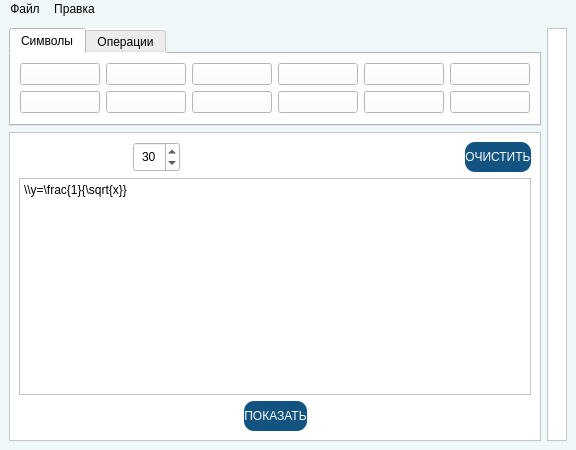
Qt form design.ui (case-math-editor/math-editor) before a commit.
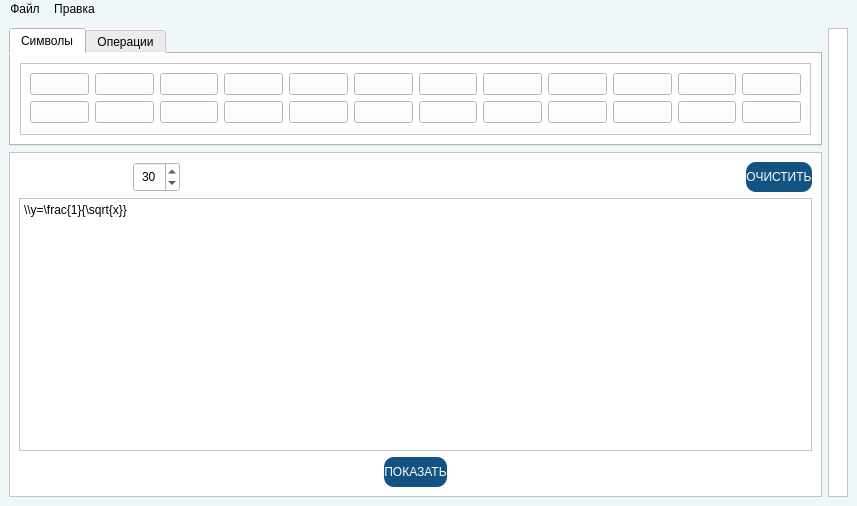
The same form after that commit. Icons and pictures are not drawn.

```diff
--- a/design.ui
+++ b/design.ui
@@ -6,8 +6,8 @@
    <rect>
     <x>0</x>
     <y>0</y>
-    <width>576</width>
-    <height>450</height>
+    <width>857</width>
+    <height>506</height>
    </rect>
   </property>
   <property name="sizePolicy">
@@ -45,272 +45,7 @@
      <verstretch>0</verstretch>
     </sizepolicy>
    </property>
-   <layout class="QGridLayout" name="gridLayout" columnstretch="0,0">
-    <item row="0" column="1" rowspan="2">
-     <widget class="QFrame" name="rightFrame">
-      <property name="sizePolicy">
-       <sizepolicy hsizetype="Minimum" vsizetype="Minimum">
-        <horstretch>0</horstretch>
-        <verstretch>0</verstretch>
-       </sizepolicy>
-      </property>
-      <property name="font">
-       <font>
-        <family>Times New Roman</family>
-       </font>
-      </property>
-      <property name="styleSheet">
-       <string notr="true">background-color: rgb(255, 255, 255);</string>
-      </property>
-      <property name="frameShape">
-       <enum>QFrame::StyledPanel</enum>
-      </property>
-      <property name="frameShadow">
-       <enum>QFrame::Raised</enum>
-      </property>
-      <layout class="QVBoxLayout" name="verticalLayout_3"/>
-     </widget>
-    </item>
-    <item row="1" column="0">
-     <widget class="QFrame" name="leftFrame">
-      <property name="sizePolicy">
-       <sizepolicy hsizetype="Minimum" vsizetype="Minimum">
-        <horstretch>0</horstretch>
-        <verstretch>0</verstretch>
-       </sizepolicy>
-      </property>
-      <property name="styleSheet">
-       <string notr="true">background-color: rgb(255, 255, 255);</string>
-      </property>
-      <property name="frameShape">
-       <enum>QFrame::StyledPanel</enum>
-      </property>
-      <property name="frameShadow">
-       <enum>QFrame::Raised</enum>
-      </property>
-      <layout class="QVBoxLayout" name="verticalLayout">
-       <item>
-        <layout class="QHBoxLayout" name="horizontalLayout">
-         <item>
-          <widget class="QPushButton" name="saveButton">
-           <property name="baseSize">
-            <size>
-             <width>0</width>
-             <height>0</height>
-            </size>
-           </property>
-           <property name="styleSheet">
-            <string notr="true">background-color: rgba(255, 255, 255,0);
-border: none</string>
-           </property>
-           <property name="text">
-            <string/>
-           </property>
-           <property name="icon">
-            <iconset>
-             <normaloff>icons/actions/save_icon.svg</normaloff>icons/actions/save_icon.svg</iconset>
-           </property>
-           <property name="iconSize">
-            <size>
-             <width>30</width>
-             <height>30</height>
-            </size>
-           </property>
-          </widget>
-         </item>
-         <item>
-          <widget class="QPushButton" name="undoButton">
-           <property name="styleSheet">
-            <string notr="true">background-color: rgba(255, 255, 255,0);
-border: none</string>
-           </property>
-           <property name="text">
-            <string/>
-           </property>
-           <property name="icon">
-            <iconset>
-             <normaloff>icons/actions/undo.svg</normaloff>icons/actions/undo.svg</iconset>
-           </property>
-           <property name="iconSize">
-            <size>
-             <width>22</width>
-             <height>22</height>
-            </size>
-           </property>
-          </widget>
-         </item>
-         <item>
-          <widget class="QPushButton" name="redoButton">
-           <property name="styleSheet">
-            <string notr="true">background-color: rgba(255, 255, 255,0);
-border: none</string>
-           </property>
-           <property name="text">
-            <string/>
-           </property>
-           <property name="icon">
-            <iconset>
-             <normaloff>icons/actions/redo.svg</normaloff>icons/actions/redo.svg</iconset>
-           </property>
-           <property name="iconSize">
-            <size>
-             <width>22</width>
-             <height>22</height>
-            </size>
-           </property>
-          </widget>
-         </item>
-         <item>
-          <widget class="QSpinBox" name="fontsizeBox">
-           <property name="sizePolicy">
-            <sizepolicy hsizetype="Minimum" vsizetype="Preferred">
-             <horstretch>0</horstretch>
-             <verstretch>0</verstretch>
-            </sizepolicy>
-           </property>
-           <property name="minimumSize">
-            <size>
-             <width>0</width>
-             <height>14</height>
-            </size>
-           </property>
-           <property name="alignment">
-            <set>Qt::AlignCenter</set>
-           </property>
-           <property name="buttonSymbols">
-            <enum>QAbstractSpinBox::UpDownArrows</enum>
-           </property>
-           <property name="correctionMode">
-            <enum>QAbstractSpinBox::CorrectToNearestValue</enum>
-           </property>
-           <property name="minimum">
-            <number>10</number>
-           </property>
-           <property name="maximum">
-            <number>100</number>
-           </property>
-           <property name="singleStep">
-            <number>2</number>
-           </property>
-           <property name="value">
-            <number>30</number>
-           </property>
-           <property name="displayIntegerBase">
-            <number>10</number>
-           </property>
-          </widget>
-         </item>
-         <item>
-          <spacer name="horizontalSpacer_2">
-           <property name="orientation">
-            <enum>Qt::Horizontal</enum>
-           </property>
-           <property name="sizeHint" stdset="0">
-            <size>
-             <width>40</width>
-             <height>20</height>
-            </size>
-           </property>
-          </spacer>
-         </item>
-         <item>
-          <widget class="QPushButton" name="clear_textButton">
-           <property name="enabled">
-            <bool>true</bool>
-           </property>
-           <property name="sizePolicy">
-            <sizepolicy hsizetype="Minimum" vsizetype="Fixed">
-             <horstretch>0</horstretch>
-             <verstretch>0</verstretch>
-            </sizepolicy>
-           </property>
-           <property name="minimumSize">
-            <size>
-             <width>60</width>
-             <height>30</height>
-            </size>
-           </property>
-           <property name="styleSheet">
-            <string notr="true">color: rgb(255, 255, 255);
-background-color: rgb(18,83,130);
-border-radius: 10px;
-</string>
-           </property>
-           <property name="text">
-            <string>ОЧИСТИТЬ</string>
-           </property>
-           <property name="flat">
-            <bool>false</bool>
-           </property>
-          </widget>
-         </item>
-        </layout>
-       </item>
-       <item>
-        <widget class="QPlainTextEdit" name="textBox">
-         <property name="plainText">
-          <string>\\y=\frac{1}{\sqrt{x}}</string>
-         </property>
-        </widget>
-       </item>
-       <item>
-        <layout class="QHBoxLayout" name="horizontalLayout_8">
-         <item>
-          <spacer name="horizontalSpacer_3">
-           <property name="orientation">
-            <enum>Qt::Horizontal</enum>
-           </property>
-           <property name="sizeHint" stdset="0">
-            <size>
-             <width>40</width>
-             <height>20</height>
-            </size>
-           </property>
-          </spacer>
-         </item>
-         <item>
-          <widget class="QPushButton" name="showButton">
-           <property name="sizePolicy">
-            <sizepolicy hsizetype="Minimum" vsizetype="Minimum">
-             <horstretch>0</horstretch>
-             <verstretch>0</verstretch>
-            </sizepolicy>
-           </property>
-           <property name="minimumSize">
-            <size>
-             <width>60</width>
-             <height>30</height>
-            </size>
-           </property>
-           <property name="styleSheet">
-            <string notr="true">color: rgb(255, 255, 255);
-background-color: rgb(18,83,130);
-border-radius: 10px;
-</string>
-           </property>
-           <property name="text">
-            <string>ПОКАЗАТЬ</string>
-           </property>
-          </widget>
-         </item>
-         <item>
-          <spacer name="horizontalSpacer_4">
-           <property name="orientation">
-            <enum>Qt::Horizontal</enum>
-           </property>
-           <property name="sizeHint" stdset="0">
-            <size>
-             <width>40</width>
-             <height>20</height>
-            </size>
-           </property>
-          </spacer>
-         </item>
-        </layout>
-       </item>
-      </layout>
-     </widget>
-    </item>
+   <layout class="QGridLayout" name="gridLayout">
     <item row="0" column="0">
      <widget class="QTabWidget" name="tabWidget">
       <property name="sizePolicy">
@@ -340,60 +75,21 @@
        </attribute>
        <layout class="QVBoxLayout" name="verticalLayout_4">
         <item>
-         <layout class="QHBoxLayout" name="horizontalLayout_2">
-          <item>
-           <widget class="QPushButton" name="alphaButton">
-            <property name="enabled">
+         <widget class="QScrollArea" name="scrollArea">
+          <property name="widgetResizable">
              <bool>true</bool>
             </property>
-            <property name="statusTip">
-             <string/>
-            </property>
-            <property name="whatsThis">
-             <string>\alpha</string>
-            </property>
-            <property name="text">
-             <string/>
-            </property>
-            <property name="icon">
-             <iconset>
-              <normaloff>icons/symbols/alpha.PNG</normaloff>icons/symbols/alpha.PNG</iconset>
-            </property>
-            <property name="iconSize">
-             <size>
-              <width>9</width>
-              <height>9</height>
-             </size>
-            </property>
-            <attribute name="buttonGroup">
-             <string notr="true">symbolButton</string>
-            </attribute>
-           </widget>
-          </item>
-          <item>
-           <widget class="QPushButton" name="betaButton">
-            <property name="whatsThis">
-             <string>\beta</string>
-            </property>
-            <property name="text">
-             <string/>
-            </property>
-            <property name="icon">
-             <iconset>
-              <normaloff>icons/symbols/beta.png</normaloff>icons/symbols/beta.png</iconset>
-            </property>
-            <property name="iconSize">
-             <size>
-              <width>15</width>
-              <height>15</height>
-             </size>
-            </property>
-            <attribute name="buttonGroup">
-             <string notr="true">symbolButton</string>
-            </attribute>
-           </widget>
-          </item>
-          <item>
+          <widget class="QWidget" name="scrollAreaWidgetContents_2">
+           <property name="geometry">
+            <rect>
+             <x>0</x>
+             <y>0</y>
+             <width>787</width>
+             <height>72</height>
+            </rect>
+           </property>
+           <layout class="QGridLayout" name="gridLayout_2">
+            <item row="0" column="3">
            <widget class="QPushButton" name="deltaButton">
             <property name="whatsThis">
              <string>\delta</string>
@@ -416,7 +112,30 @@
             </attribute>
            </widget>
           </item>
-          <item>
+            <item row="0" column="2">
+             <widget class="QPushButton" name="gammaButton">
+              <property name="whatsThis">
+               <string>\gamma</string>
+              </property>
+              <property name="text">
+               <string/>
+              </property>
+              <property name="icon">
+               <iconset>
+                <normaloff>icons/symbols/gamma.PNG</normaloff>icons/symbols/gamma.PNG</iconset>
+              </property>
+              <property name="iconSize">
+               <size>
+                <width>15</width>
+                <height>15</height>
+               </size>
+              </property>
+              <attribute name="buttonGroup">
+               <string notr="true">symbolButton</string>
+              </attribute>
+             </widget>
+            </item>
+            <item row="0" column="11">
            <widget class="QPushButton" name="lambdaButton">
             <property name="whatsThis">
              <string>\lambda</string>
@@ -442,7 +161,7 @@
             </attribute>
            </widget>
           </item>
-          <item>
+            <item row="0" column="7">
            <widget class="QPushButton" name="thetaButton">
             <property name="whatsThis">
              <string>\theta</string>
@@ -465,8 +184,14 @@
             </attribute>
            </widget>
           </item>
-          <item>
-           <widget class="QPushButton" name="gammaButton">
+            <item row="0" column="9">
+             <widget class="QPushButton" name="alphaButton_10">
+              <property name="enabled">
+               <bool>true</bool>
+              </property>
+              <property name="statusTip">
+               <string/>
+              </property>
             <property name="whatsThis">
              <string>\gamma</string>
             </property>
@@ -475,7 +200,59 @@
             </property>
             <property name="icon">
              <iconset>
-              <normaloff>icons/symbols/gamma.PNG</normaloff>icons/symbols/gamma.PNG</iconset>
+                <normaloff>icons/symbols/iota.png</normaloff>icons/symbols/iota.png</iconset>
+              </property>
+              <property name="iconSize">
+               <size>
+                <width>14</width>
+                <height>14</height>
+               </size>
+              </property>
+              <attribute name="buttonGroup">
+               <string notr="true">symbolButton</string>
+              </attribute>
+             </widget>
+            </item>
+            <item row="1" column="11">
+             <widget class="QPushButton" name="alphaButton_19">
+              <property name="enabled">
+               <bool>true</bool>
+              </property>
+              <property name="statusTip">
+               <string/>
+              </property>
+              <property name="whatsThis">
+               <string>\psi</string>
+              </property>
+              <property name="text">
+               <string/>
+              </property>
+              <property name="icon">
+               <iconset>
+                <normaloff>icons/symbols/psi.png</normaloff>icons/symbols/psi.png</iconset>
+              </property>
+              <property name="iconSize">
+               <size>
+                <width>14</width>
+                <height>14</height>
+               </size>
+              </property>
+              <attribute name="buttonGroup">
+               <string notr="true">symbolButton</string>
+              </attribute>
+             </widget>
+            </item>
+            <item row="0" column="1">
+             <widget class="QPushButton" name="betaButton">
+              <property name="whatsThis">
+               <string>\beta</string>
+              </property>
+              <property name="text">
+               <string/>
+              </property>
+              <property name="icon">
+               <iconset>
+                <normaloff>icons/symbols/beta.png</normaloff>icons/symbols/beta.png</iconset>
             </property>
             <property name="iconSize">
              <size>
@@ -488,12 +265,37 @@
             </attribute>
            </widget>
           </item>
-         </layout>
-        </item>
-        <item>
-         <layout class="QHBoxLayout" name="horizontalLayout_3">
-          <item>
-           <widget class="QPushButton" name="alphaButton_2">
+            <item row="0" column="10">
+             <widget class="QPushButton" name="alphaButton_11">
+              <property name="enabled">
+               <bool>true</bool>
+              </property>
+              <property name="statusTip">
+               <string/>
+              </property>
+              <property name="whatsThis">
+               <string>\kappa</string>
+              </property>
+              <property name="text">
+               <string/>
+              </property>
+              <property name="icon">
+               <iconset>
+                <normaloff>icons/symbols/kappa.png</normaloff>icons/symbols/kappa.png</iconset>
+              </property>
+              <property name="iconSize">
+               <size>
+                <width>14</width>
+                <height>14</height>
+               </size>
+              </property>
+              <attribute name="buttonGroup">
+               <string notr="true">symbolButton</string>
+              </attribute>
+             </widget>
+            </item>
+            <item row="0" column="4">
+             <widget class="QPushButton" name="alphaButton_6">
             <property name="enabled">
              <bool>true</bool>
             </property>
@@ -512,8 +314,8 @@
             </property>
             <property name="iconSize">
              <size>
-              <width>9</width>
-              <height>9</height>
+                <width>16</width>
+                <height>16</height>
              </size>
             </property>
             <attribute name="buttonGroup">
@@ -521,7 +323,7 @@
             </attribute>
            </widget>
           </item>
-          <item>
+            <item row="1" column="13">
            <widget class="QPushButton" name="alphaButton_3">
             <property name="enabled">
              <bool>true</bool>
@@ -550,7 +352,94 @@
             </attribute>
            </widget>
           </item>
-          <item>
+            <item row="0" column="5">
+             <widget class="QPushButton" name="alphaButton_7">
+              <property name="enabled">
+               <bool>true</bool>
+              </property>
+              <property name="statusTip">
+               <string/>
+              </property>
+              <property name="whatsThis">
+               <string>\zeta</string>
+              </property>
+              <property name="text">
+               <string/>
+              </property>
+              <property name="icon">
+               <iconset>
+                <normaloff>icons/symbols/zz'eta.png</normaloff>icons/symbols/zz'eta.png</iconset>
+              </property>
+              <property name="iconSize">
+               <size>
+                <width>14</width>
+                <height>14</height>
+               </size>
+              </property>
+              <attribute name="buttonGroup">
+               <string notr="true">symbolButton</string>
+              </attribute>
+             </widget>
+            </item>
+            <item row="0" column="0">
+             <widget class="QPushButton" name="alphaButton">
+              <property name="enabled">
+               <bool>true</bool>
+              </property>
+              <property name="statusTip">
+               <string/>
+              </property>
+              <property name="whatsThis">
+               <string>\alpha</string>
+              </property>
+              <property name="text">
+               <string/>
+              </property>
+              <property name="icon">
+               <iconset>
+                <normaloff>icons/symbols/alpha.PNG</normaloff>icons/symbols/alpha.PNG</iconset>
+              </property>
+              <property name="iconSize">
+               <size>
+                <width>9</width>
+                <height>9</height>
+               </size>
+              </property>
+              <attribute name="buttonGroup">
+               <string notr="true">symbolButton</string>
+              </attribute>
+             </widget>
+            </item>
+            <item row="0" column="6">
+             <widget class="QPushButton" name="alphaButton_9">
+              <property name="enabled">
+               <bool>true</bool>
+              </property>
+              <property name="statusTip">
+               <string/>
+              </property>
+              <property name="whatsThis">
+               <string>\eta</string>
+              </property>
+              <property name="text">
+               <string/>
+              </property>
+              <property name="icon">
+               <iconset>
+                <normaloff>icons/symbols/eta.png</normaloff>icons/symbols/eta.png</iconset>
+              </property>
+              <property name="iconSize">
+               <size>
+                <width>14</width>
+                <height>14</height>
+               </size>
+              </property>
+              <attribute name="buttonGroup">
+               <string notr="true">symbolButton</string>
+              </attribute>
+             </widget>
+            </item>
+            <item row="0" column="13">
            <widget class="QPushButton" name="alphaButton_4">
             <property name="enabled">
              <bool>true</bool>
@@ -579,7 +468,36 @@
             </attribute>
            </widget>
           </item>
-          <item>
+            <item row="1" column="10">
+             <widget class="QPushButton" name="alphaButton_18">
+              <property name="enabled">
+               <bool>true</bool>
+              </property>
+              <property name="statusTip">
+               <string/>
+              </property>
+              <property name="whatsThis">
+               <string>\chi</string>
+              </property>
+              <property name="text">
+               <string/>
+              </property>
+              <property name="icon">
+               <iconset>
+                <normaloff>icons/symbols/chi.png</normaloff>icons/symbols/chi.png</iconset>
+              </property>
+              <property name="iconSize">
+               <size>
+                <width>14</width>
+                <height>14</height>
+               </size>
+              </property>
+              <attribute name="buttonGroup">
+               <string notr="true">symbolButton</string>
+              </attribute>
+             </widget>
+            </item>
+            <item row="1" column="9">
            <widget class="QPushButton" name="alphaButton_5">
             <property name="enabled">
              <bool>true</bool>
@@ -608,8 +526,8 @@
             </attribute>
            </widget>
           </item>
-          <item>
-           <widget class="QPushButton" name="alphaButton_6">
+            <item row="1" column="7">
+             <widget class="QPushButton" name="alphaButton_17">
             <property name="enabled">
              <bool>true</bool>
             </property>
@@ -628,8 +546,8 @@
             </property>
             <property name="iconSize">
              <size>
-              <width>16</width>
-              <height>16</height>
+                <width>14</width>
+                <height>14</height>
              </size>
             </property>
             <attribute name="buttonGroup">
@@ -637,8 +555,66 @@
             </attribute>
            </widget>
           </item>
-          <item>
-           <widget class="QPushButton" name="alphaButton_7">
+            <item row="1" column="6">
+             <widget class="QPushButton" name="alphaButton_16">
+              <property name="enabled">
+               <bool>true</bool>
+              </property>
+              <property name="statusTip">
+               <string/>
+              </property>
+              <property name="whatsThis">
+               <string>\tau</string>
+              </property>
+              <property name="text">
+               <string/>
+              </property>
+              <property name="icon">
+               <iconset>
+                <normaloff>icons/symbols/tau.png</normaloff>icons/symbols/tau.png</iconset>
+              </property>
+              <property name="iconSize">
+               <size>
+                <width>14</width>
+                <height>14</height>
+               </size>
+              </property>
+              <attribute name="buttonGroup">
+               <string notr="true">symbolButton</string>
+              </attribute>
+             </widget>
+            </item>
+            <item row="1" column="5">
+             <widget class="QPushButton" name="alphaButton_8">
+              <property name="enabled">
+               <bool>true</bool>
+              </property>
+              <property name="statusTip">
+               <string/>
+              </property>
+              <property name="whatsThis">
+               <string>\sigma</string>
+              </property>
+              <property name="text">
+               <string/>
+              </property>
+              <property name="icon">
+               <iconset>
+                <normaloff>icons/symbols/sigma.png</normaloff>icons/symbols/sigma.png</iconset>
+              </property>
+              <property name="iconSize">
+               <size>
+                <width>14</width>
+                <height>14</height>
+               </size>
+              </property>
+              <attribute name="buttonGroup">
+               <string notr="true">symbolButton</string>
+              </attribute>
+             </widget>
+            </item>
+            <item row="1" column="4">
+             <widget class="QPushButton" name="alphaButton_15">
             <property name="enabled">
              <bool>true</bool>
             </property>
@@ -666,7 +642,125 @@
             </attribute>
            </widget>
           </item>
-         </layout>
+            <item row="1" column="3">
+             <widget class="QPushButton" name="alphaButton_2">
+              <property name="enabled">
+               <bool>true</bool>
+              </property>
+              <property name="statusTip">
+               <string/>
+              </property>
+              <property name="whatsThis">
+               <string>\pi</string>
+              </property>
+              <property name="text">
+               <string/>
+              </property>
+              <property name="icon">
+               <iconset>
+                <normaloff>icons/symbols/pi.png</normaloff>icons/symbols/pi.png</iconset>
+              </property>
+              <property name="iconSize">
+               <size>
+                <width>9</width>
+                <height>9</height>
+               </size>
+              </property>
+              <attribute name="buttonGroup">
+               <string notr="true">symbolButton</string>
+              </attribute>
+             </widget>
+            </item>
+            <item row="1" column="2">
+             <widget class="QPushButton" name="alphaButton_14">
+              <property name="enabled">
+               <bool>true</bool>
+              </property>
+              <property name="statusTip">
+               <string/>
+              </property>
+              <property name="whatsThis">
+               <string>\o</string>
+              </property>
+              <property name="text">
+               <string/>
+              </property>
+              <property name="icon">
+               <iconset>
+                <normaloff>icons/symbols/omicron.png</normaloff>icons/symbols/omicron.png</iconset>
+              </property>
+              <property name="iconSize">
+               <size>
+                <width>14</width>
+                <height>14</height>
+               </size>
+              </property>
+              <attribute name="buttonGroup">
+               <string notr="true">symbolButton</string>
+              </attribute>
+             </widget>
+            </item>
+            <item row="1" column="1">
+             <widget class="QPushButton" name="alphaButton_13">
+              <property name="enabled">
+               <bool>true</bool>
+              </property>
+              <property name="statusTip">
+               <string/>
+              </property>
+              <property name="whatsThis">
+               <string>\xi</string>
+              </property>
+              <property name="text">
+               <string/>
+              </property>
+              <property name="icon">
+               <iconset>
+                <normaloff>icons/symbols/xi.png</normaloff>icons/symbols/xi.png</iconset>
+              </property>
+              <property name="iconSize">
+               <size>
+                <width>14</width>
+                <height>14</height>
+               </size>
+              </property>
+              <attribute name="buttonGroup">
+               <string notr="true">symbolButton</string>
+              </attribute>
+             </widget>
+            </item>
+            <item row="1" column="0">
+             <widget class="QPushButton" name="alphaButton_12">
+              <property name="enabled">
+               <bool>true</bool>
+              </property>
+              <property name="statusTip">
+               <string/>
+              </property>
+              <property name="whatsThis">
+               <string>\nu</string>
+              </property>
+              <property name="text">
+               <string/>
+              </property>
+              <property name="icon">
+               <iconset>
+                <normaloff>icons/symbols/nu.png</normaloff>icons/symbols/nu.png</iconset>
+              </property>
+              <property name="iconSize">
+               <size>
+                <width>14</width>
+                <height>14</height>
+               </size>
+              </property>
+              <attribute name="buttonGroup">
+               <string notr="true">symbolButton</string>
+              </attribute>
+             </widget>
+            </item>
+           </layout>
+          </widget>
+         </widget>
         </item>
        </layout>
       </widget>
@@ -789,6 +883,271 @@
       </widget>
      </widget>
     </item>
+    <item row="0" column="1" rowspan="2">
+     <widget class="QFrame" name="rightFrame">
+      <property name="sizePolicy">
+       <sizepolicy hsizetype="Minimum" vsizetype="Minimum">
+        <horstretch>0</horstretch>
+        <verstretch>0</verstretch>
+       </sizepolicy>
+      </property>
+      <property name="font">
+       <font>
+        <family>Times New Roman</family>
+       </font>
+      </property>
+      <property name="styleSheet">
+       <string notr="true">background-color: rgb(255, 255, 255);</string>
+      </property>
+      <property name="frameShape">
+       <enum>QFrame::StyledPanel</enum>
+      </property>
+      <property name="frameShadow">
+       <enum>QFrame::Raised</enum>
+      </property>
+      <layout class="QVBoxLayout" name="verticalLayout_3"/>
+     </widget>
+    </item>
+    <item row="1" column="0">
+     <widget class="QFrame" name="leftFrame">
+      <property name="sizePolicy">
+       <sizepolicy hsizetype="Minimum" vsizetype="Minimum">
+        <horstretch>0</horstretch>
+        <verstretch>0</verstretch>
+       </sizepolicy>
+      </property>
+      <property name="styleSheet">
+       <string notr="true">background-color: rgb(255, 255, 255);</string>
+      </property>
+      <property name="frameShape">
+       <enum>QFrame::StyledPanel</enum>
+      </property>
+      <property name="frameShadow">
+       <enum>QFrame::Raised</enum>
+      </property>
+      <layout class="QVBoxLayout" name="verticalLayout">
+       <item>
+        <layout class="QHBoxLayout" name="horizontalLayout">
+         <item>
+          <widget class="QPushButton" name="saveButton">
+           <property name="baseSize">
+            <size>
+             <width>0</width>
+             <height>0</height>
+            </size>
+           </property>
+           <property name="styleSheet">
+            <string notr="true">background-color: rgba(255, 255, 255,0);
+border: none</string>
+           </property>
+           <property name="text">
+            <string/>
+           </property>
+           <property name="icon">
+            <iconset>
+             <normaloff>icons/actions/save_icon.svg</normaloff>icons/actions/save_icon.svg</iconset>
+           </property>
+           <property name="iconSize">
+            <size>
+             <width>30</width>
+             <height>30</height>
+            </size>
+           </property>
+          </widget>
+         </item>
+         <item>
+          <widget class="QPushButton" name="undoButton">
+           <property name="styleSheet">
+            <string notr="true">background-color: rgba(255, 255, 255,0);
+border: none</string>
+           </property>
+           <property name="text">
+            <string/>
+           </property>
+           <property name="icon">
+            <iconset>
+             <normaloff>icons/actions/undo.svg</normaloff>icons/actions/undo.svg</iconset>
+           </property>
+           <property name="iconSize">
+            <size>
+             <width>22</width>
+             <height>22</height>
+            </size>
+           </property>
+          </widget>
+         </item>
+         <item>
+          <widget class="QPushButton" name="redoButton">
+           <property name="styleSheet">
+            <string notr="true">background-color: rgba(255, 255, 255,0);
+border: none</string>
+           </property>
+           <property name="text">
+            <string/>
+           </property>
+           <property name="icon">
+            <iconset>
+             <normaloff>icons/actions/redo.svg</normaloff>icons/actions/redo.svg</iconset>
+           </property>
+           <property name="iconSize">
+            <size>
+             <width>22</width>
+             <height>22</height>
+            </size>
+           </property>
+          </widget>
+         </item>
+         <item>
+          <widget class="QSpinBox" name="fontsizeBox">
+           <property name="sizePolicy">
+            <sizepolicy hsizetype="Minimum" vsizetype="Preferred">
+             <horstretch>0</horstretch>
+             <verstretch>0</verstretch>
+            </sizepolicy>
+           </property>
+           <property name="minimumSize">
+            <size>
+             <width>0</width>
+             <height>14</height>
+            </size>
+           </property>
+           <property name="alignment">
+            <set>Qt::AlignCenter</set>
+           </property>
+           <property name="buttonSymbols">
+            <enum>QAbstractSpinBox::UpDownArrows</enum>
+           </property>
+           <property name="correctionMode">
+            <enum>QAbstractSpinBox::CorrectToNearestValue</enum>
+           </property>
+           <property name="minimum">
+            <number>10</number>
+           </property>
+           <property name="maximum">
+            <number>100</number>
+           </property>
+           <property name="singleStep">
+            <number>2</number>
+           </property>
+           <property name="value">
+            <number>30</number>
+           </property>
+           <property name="displayIntegerBase">
+            <number>10</number>
+           </property>
+          </widget>
+         </item>
+         <item>
+          <spacer name="horizontalSpacer_2">
+           <property name="orientation">
+            <enum>Qt::Horizontal</enum>
+           </property>
+           <property name="sizeHint" stdset="0">
+            <size>
+             <width>40</width>
+             <height>20</height>
+            </size>
+           </property>
+          </spacer>
+         </item>
+         <item>
+          <widget class="QPushButton" name="clear_textButton">
+           <property name="enabled">
+            <bool>true</bool>
+           </property>
+           <property name="sizePolicy">
+            <sizepolicy hsizetype="Minimum" vsizetype="Fixed">
+             <horstretch>0</horstretch>
+             <verstretch>0</verstretch>
+            </sizepolicy>
+           </property>
+           <property name="minimumSize">
+            <size>
+             <width>60</width>
+             <height>30</height>
+            </size>
+           </property>
+           <property name="styleSheet">
+            <string notr="true">color: rgb(255, 255, 255);
+background-color: rgb(18,83,130);
+border-radius: 10px;
+</string>
+           </property>
+           <property name="text">
+            <string>ОЧИСТИТЬ</string>
+           </property>
+           <property name="flat">
+            <bool>false</bool>
+           </property>
+          </widget>
+         </item>
+        </layout>
+       </item>
+       <item>
+        <widget class="QPlainTextEdit" name="textBox">
+         <property name="plainText">
+          <string>\\y=\frac{1}{\sqrt{x}}</string>
+         </property>
+        </widget>
+       </item>
+       <item>
+        <layout class="QHBoxLayout" name="horizontalLayout_8">
+         <item>
+          <spacer name="horizontalSpacer_3">
+           <property name="orientation">
+            <enum>Qt::Horizontal</enum>
+           </property>
+           <property name="sizeHint" stdset="0">
+            <size>
+             <width>40</width>
+             <height>20</height>
+            </size>
+           </property>
+          </spacer>
+         </item>
+         <item>
+          <widget class="QPushButton" name="showButton">
+           <property name="sizePolicy">
+            <sizepolicy hsizetype="Minimum" vsizetype="Minimum">
+             <horstretch>0</horstretch>
+             <verstretch>0</verstretch>
+            </sizepolicy>
+           </property>
+           <property name="minimumSize">
+            <size>
+             <width>60</width>
+             <height>30</height>
+            </size>
+           </property>
+           <property name="styleSheet">
+            <string notr="true">color: rgb(255, 255, 255);
+background-color: rgb(18,83,130);
+border-radius: 10px;
+</string>
+           </property>
+           <property name="text">
+            <string>ПОКАЗАТЬ</string>
+           </property>
+          </widget>
+         </item>
+         <item>
+          <spacer name="horizontalSpacer_4">
+           <property name="orientation">
+            <enum>Qt::Horizontal</enum>
+           </property>
+           <property name="sizeHint" stdset="0">
+            <size>
+             <width>40</width>
+             <height>20</height>
+            </size>
+           </property>
+          </spacer>
+         </item>
+        </layout>
+       </item>
+      </layout>
+     </widget>
+    </item>
    </layout>
   </widget>
   <widget class="QMenuBar" name="menuBar">
@@ -796,8 +1155,8 @@
     <rect>
      <x>0</x>
      <y>0</y>
-     <width>576</width>
-     <height>22</height>
+     <width>857</width>
+     <height>21</height>
     </rect>
    </property>
    <widget class="QMenu" name="menuFile">
```
Left out of the diff: 10 changed lines with no effect on the pictures. Lines whose indentation alone changed are shown as unchanged.
